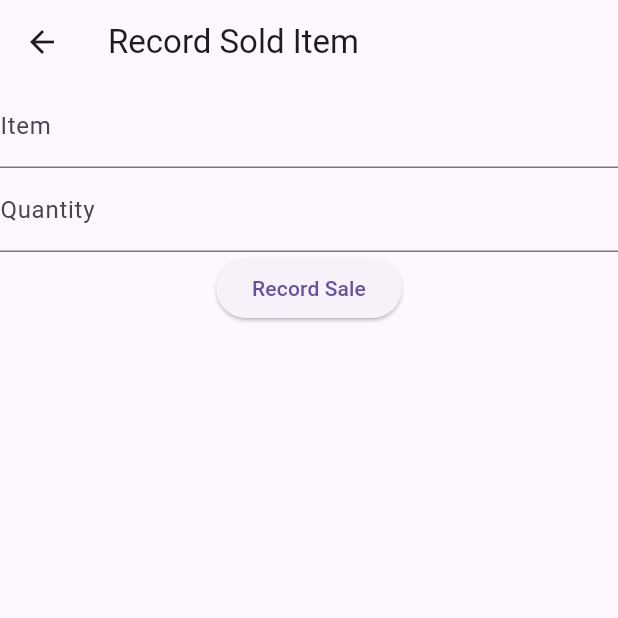
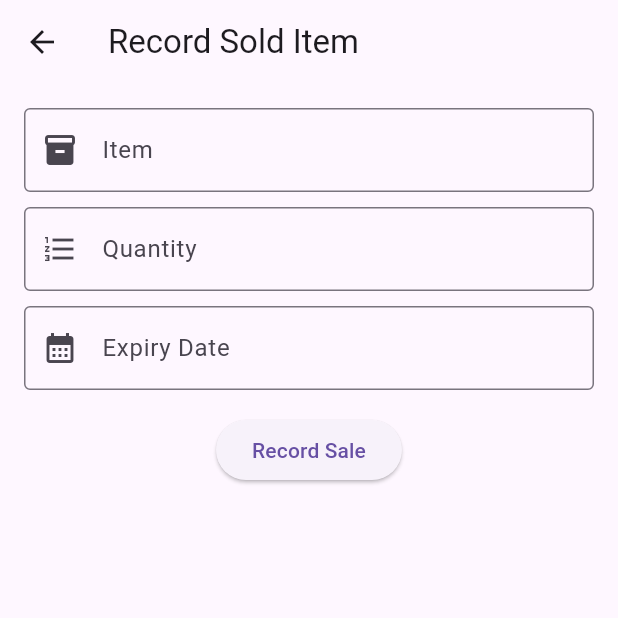
Before and after one commit to HarleyGotardo/SquareMind, a Flutter app: the RecordSale screen opened directly, on a phone screen of 412 x 824 dp, the top half of it. Run offline on Flutter 3.47's test engine with Material 3 defaults, Android fonts, the light colour scheme and no system bars; our stand-ins replace sqflite; accounts and stored records are empty.

Commit message:
Add a new date input field in record.dart.

```diff
--- a/lib/screens/record.dart
+++ b/lib/screens/record.dart
@@ -1,10 +1,17 @@
 import 'package:flutter/material.dart';
+import 'package:intl/intl.dart';
 
-class RecordSale extends StatelessWidget {
+class RecordSale extends StatefulWidget {
+  RecordSale({Key? key}) : super(key: key);
+
+  @override
+  _RecordSaleState createState() => _RecordSaleState();
+}
+
+class _RecordSaleState extends State<RecordSale> {
   final TextEditingController itemController = TextEditingController();
   final TextEditingController quantityController = TextEditingController();
-
-  RecordSale({super.key});
+  final TextEditingController _date = TextEditingController();
 
   @override
   Widget build(BuildContext context) {
@@ -12,20 +19,57 @@ class RecordSale extends StatelessWidget {
       appBar: AppBar(
         title: const Text('Record Sold Item'),
       ),
-      body: Column(
+      body: Padding(
+        padding: const EdgeInsets.all(16.0),
+        child: Column(
           children: [
             TextField(
               controller: itemController,
               decoration: const InputDecoration(
                 labelText: 'Item',
+                border: OutlineInputBorder(),
+                prefixIcon: Icon(Icons.inventory),
               ),
             ),
+            const SizedBox(height: 10),
             TextField(
               controller: quantityController,
               decoration: const InputDecoration(
                 labelText: 'Quantity',
+                border: OutlineInputBorder(),
+                prefixIcon: Icon(Icons.format_list_numbered),
               ),
+              keyboardType: TextInputType.number,
             ),
+            const SizedBox(height: 10),
+            TextFormField(
+              controller: _date,
+              decoration: const InputDecoration(
+                labelText: 'Expiry Date',
+                border: OutlineInputBorder(),
+                prefixIcon: Icon(Icons.calendar_month),
+              ),
+              onTap: () async {
+                DateTime? pickedDate = await showDatePicker(
+                  context: context,
+                  initialDate: DateTime.now(),
+                  firstDate: DateTime(2000),
+                  lastDate: DateTime(2101),
+                );
+                if (pickedDate != null) {
+                  setState(() {
+                    _date.text = DateFormat('yyyy-MM-dd').format(pickedDate);
+                  });
+                }
+              },
+              validator: (value) {
+                if (value == null || value.isEmpty) {
+                  return 'Please enter the expiry date';
+                }
+                return null;
+              },
+            ),
+            const SizedBox(height: 16.0),
             ElevatedButton(
               onPressed: () {
                 final String item = itemController.text;
@@ -36,6 +80,7 @@ class RecordSale extends StatelessWidget {
             ),
           ],
         ),
+      ),
     );
   }
 }
```
Also changed, not shown: lib/services/item_database_helper.dart (+9 -0 lines). Lines whose indentation alone changed are shown as unchanged.
